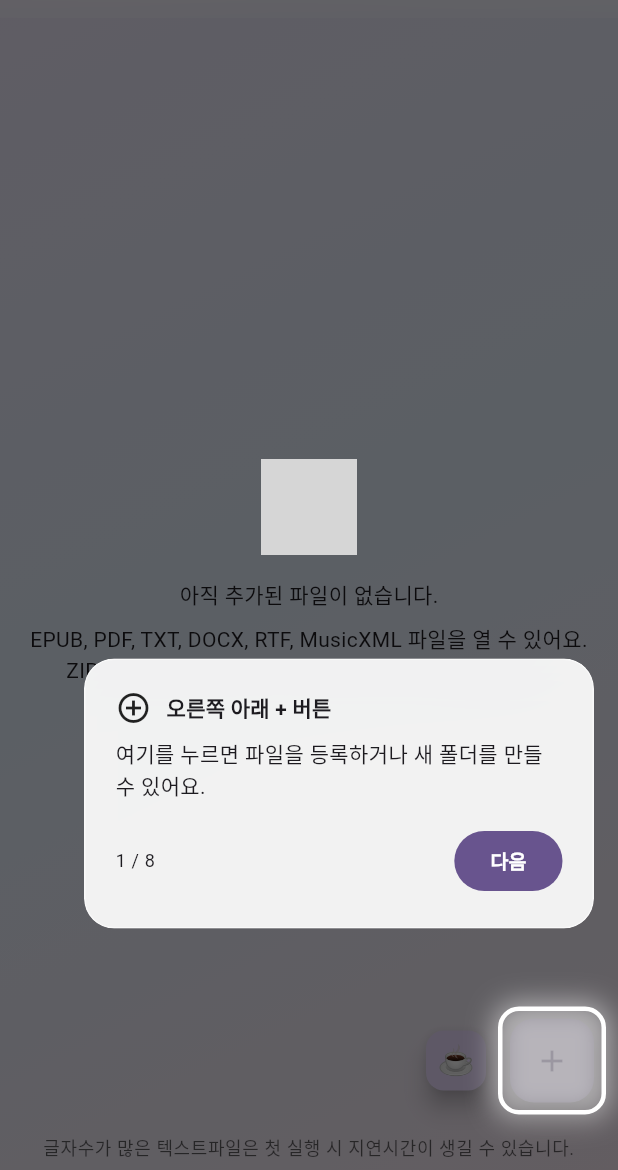
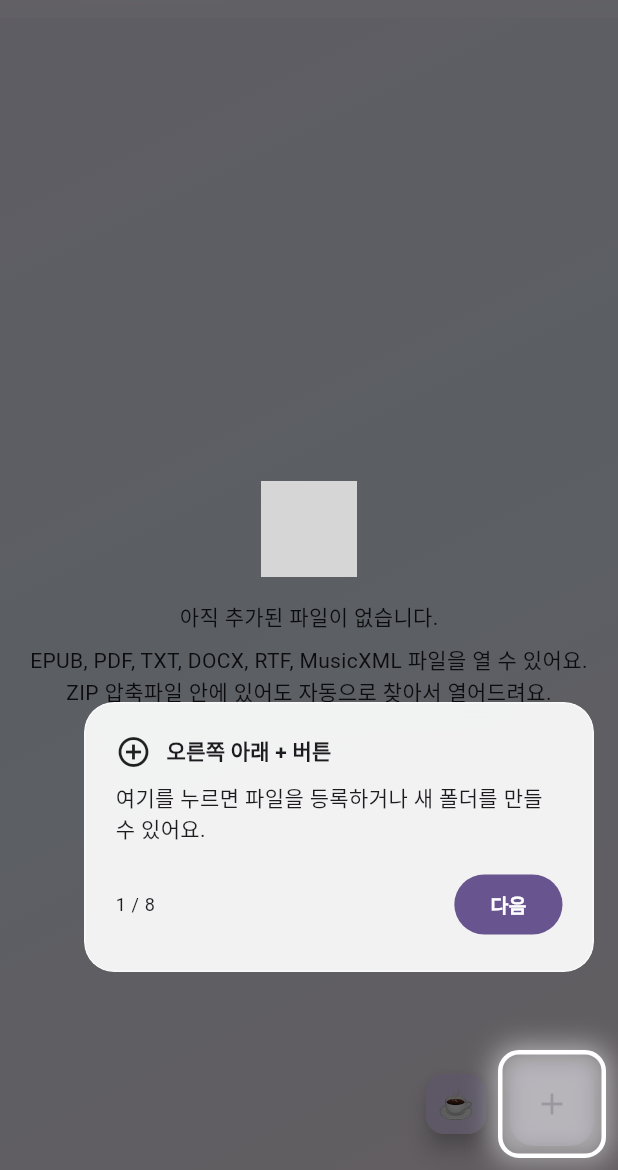
Before and after one commit to elldia/Moon_Atelier, a Flutter app: the screen it shows after launch, on a phone screen of 412 x 824 dp, the part 66-1236 px from its top. Run offline on Flutter 3.47's test engine with Material 3 defaults, Android fonts, the phone set to English and light mode, and no system bars; our stand-ins replace file_picker, flutter_markdown_plus, flutter_tts, google_fonts, hive_flutter, photo_view and 6 more; missing offline and left inert: cp949_codec, dart:js_interop, dart:ui_web, epub_view, file_picker_web, pdfrx; accounts and stored records are empty; network calls fail; grey boxes are pictures that could not be loaded.

Commit message:
Remove the bottom debug-status bar from the library screen
That was a temporary on-screen diagnostic for a mobile "add file" hang
report (no console access on the reporter's device) -- drops the
_debugStatus notifier, every step-progress line writing to it, the
bottomNavigationBar that displayed it, and the now-unused
large_file_delay_hint string it fell back to when idle.

Co-Authored-By: Claude Sonnet 5 <noreply@anthropic.com>
Claude-Session: https://claude.ai/code/session_018bHF3AVc7okXU2wRmsragT

```diff
--- a/lib/l10n/strings.dart
+++ b/lib/l10n/strings.dart
@@ -188,12 +188,6 @@ const _dict = <String, List<String>>{
   ],
   'file_count': ['{n}개 파일', '{n} files', '{n}個のファイル', '{n}个文件'],
   'delete_folder': ['폴더 삭제', 'Delete folder', 'フォルダ削除', '删除文件夹'],
-  'large_file_delay_hint': [
-    '글자수가 많은 텍스트파일은 첫 실행 시 지연시간이 생길 수 있습니다.',
-    'Very large text files may take a moment to load the first time.',
-    '文字数の多いテキストファイルは初回読み込みに時間がかかることがあります。',
-    '字数较多的文本文件首次打开时可能需要一些加载时间。',
-  ],
   'rename': ['이름 바꾸기', 'Rename', '名前を変更', '重命名'],
   'file_name_hint': ['파일 이름', 'File name', 'ファイル名', '文件名'],
   'show_format_icon_title': [
--- a/lib/screens/library_screen.dart
+++ b/lib/screens/library_screen.dart
@@ -68,11 +68,6 @@ class _LibraryScreenState extends State<LibraryScreen> {
   final Set<String> _selectedBookIds = {};
   final Set<String> _selectedFolderIds = {};
 
-  // Temporary on-screen diagnostic for the mobile "add file" hang report —
-  // shows exactly which step of the pick/read/save pipeline is in progress
-  // or failed, since we have no console access on the reporter's device.
-  final ValueNotifier<String> _debugStatus = ValueNotifier('');
-
   // Anchors the onboarding overlay's spotlight to each button's real
   // on-screen position.
   final _addKey = GlobalKey();
@@ -140,7 +135,6 @@ class _LibraryScreenState extends State<LibraryScreen> {
   @override
   void dispose() {
     _searchController.dispose();
-    _debugStatus.dispose();
     super.dispose();
   }
 
@@ -155,7 +149,6 @@ class _LibraryScreenState extends State<LibraryScreen> {
 
   Future<void> _pickBook() async {
     setState(() => _isPicking = true);
-    _debugStatus.value = '1) 파일 선택창 여는 중...';
     try {
       // pickFileWithWatchdog keeps file_picker's own blur-triggered
       // auto-cancel disabled (its hardcoded 500ms grace period was too
@@ -183,10 +176,8 @@ class _LibraryScreenState extends State<LibraryScreen> {
             onTimeout: () => throw TimeoutException('file picker'),
           );
       if (file == null) {
-        _debugStatus.value = '(취소됨: 파일을 선택하지 않음)';
         return;
       }
-      _debugStatus.value = '2) 선택됨: ${file.name} — 읽는 중...';
 
       final bytes = await file.readAsBytes().timeout(
         const Duration(seconds: 20),
@@ -198,14 +189,12 @@ class _LibraryScreenState extends State<LibraryScreen> {
         bytes: bytes,
         extension: file.extension,
       );
-    } on TimeoutException catch (e) {
+    } on TimeoutException {
       if (!mounted) return;
-      _debugStatus.value = '(실패: 시간 초과 — $e)';
       ScaffoldMessenger.of(context)
           .showSnackBar(SnackBar(content: Text(tr('pick_timeout'))));
     } catch (e) {
       if (!mounted) return;
-      _debugStatus.value = '(실패: $e)';
       ScaffoldMessenger.of(context).showSnackBar(
         SnackBar(content: Text(tr('save_failed', {'error': '$e'}))),
       );
@@ -222,7 +211,6 @@ class _LibraryScreenState extends State<LibraryScreen> {
       return;
     }
     setState(() => _isPicking = true);
-    _debugStatus.value = '1) Dropbox 선택창 여는 중...';
     try {
       final picked =
           await chooseDropboxFile(
@@ -241,10 +229,8 @@ class _LibraryScreenState extends State<LibraryScreen> {
             onTimeout: () => throw TimeoutException('Dropbox chooser'),
           );
       if (picked == null) {
-        _debugStatus.value = '(취소됨: 파일을 선택하지 않음)';
         return;
       }
-      _debugStatus.value = '2) 선택됨: ${picked.name} — 다운로드 중...';
 
       final response = await http
           .get(Uri.parse(picked.link))
@@ -265,14 +251,12 @@ class _LibraryScreenState extends State<LibraryScreen> {
         bytes: response.bodyBytes,
         extension: extension,
       );
-    } on TimeoutException catch (e) {
+    } on TimeoutException {
       if (!mounted) return;
-      _debugStatus.value = '(실패: 시간 초과 — $e)';
       ScaffoldMessenger.of(context)
           .showSnackBar(SnackBar(content: Text(tr('pick_timeout'))));
     } catch (e) {
       if (!mounted) return;
-      _debugStatus.value = '(실패: $e)';
       ScaffoldMessenger.of(context).showSnackBar(
         SnackBar(content: Text(tr('save_failed', {'error': '$e'}))),
       );
@@ -289,7 +273,6 @@ class _LibraryScreenState extends State<LibraryScreen> {
       return;
     }
     setState(() => _isPicking = true);
-    _debugStatus.value = '1) OneDrive 선택창 여는 중...';
     try {
       final picked =
           await chooseOneDriveFile(
@@ -300,10 +283,8 @@ class _LibraryScreenState extends State<LibraryScreen> {
             onTimeout: () => throw TimeoutException('OneDrive picker'),
           );
       if (picked == null) {
-        _debugStatus.value = '(취소됨: 파일을 선택하지 않음)';
         return;
       }
-      _debugStatus.value = '2) 선택됨: ${picked.name} — 다운로드 중...';
 
       final response = await http
           .get(Uri.parse(picked.downloadUrl))
@@ -325,14 +306,12 @@ class _LibraryScreenState extends State<LibraryScreen> {
         bytes: response.bodyBytes,
         extension: extension,
       );
-    } on TimeoutException catch (e) {
+    } on TimeoutException {
       if (!mounted) return;
-      _debugStatus.value = '(실패: 시간 초과 — $e)';
       ScaffoldMessenger.of(context)
           .showSnackBar(SnackBar(content: Text(tr('pick_timeout'))));
     } catch (e) {
       if (!mounted) return;
-      _debugStatus.value = '(실패: $e)';
       ScaffoldMessenger.of(context).showSnackBar(
         SnackBar(content: Text(tr('save_failed', {'error': '$e'}))),
       );
@@ -343,8 +322,8 @@ class _LibraryScreenState extends State<LibraryScreen> {
 
   /// Shared tail end of local-file, Dropbox and OneDrive picking: resolve a
   /// format from the extension (falling back to peeking inside a .zip),
-  /// then save and open the book. Assumes [_debugStatus]/[_isPicking] are
-  /// already being managed by the caller.
+  /// then save and open the book. Assumes [_isPicking] is already being
+  /// managed by the caller.
   Future<void> _registerPickedBytes({
     required String name,
     required Uint8List bytes,
@@ -354,7 +333,6 @@ class _LibraryScreenState extends State<LibraryScreen> {
     var format = Book.formatFromExtension(extension);
     var resolvedBytes = bytes;
     if (format == null && extension?.toLowerCase() == 'zip') {
-      _debugStatus.value = '2.5) ZIP 안에서 지원 형식 찾는 중...';
       final found = findSupportedFileInZip(bytes);
       if (found != null) {
         resolvedName = found.name;
@@ -365,20 +343,17 @@ class _LibraryScreenState extends State<LibraryScreen> {
 
     if (format == null) {
       if (!mounted) return;
-      _debugStatus.value = '(실패: 지원하지 않는 형식)';
       ScaffoldMessenger.of(context)
           .showSnackBar(SnackBar(content: Text(tr('unsupported_format'))));
       return;
     }
 
-    _debugStatus.value = '4) ${resolvedBytes.length}바이트 — 저장소에 저장 중...';
     await _addBook(
       name: resolvedName,
       format: format,
       bytes: resolvedBytes,
       open: true,
     );
-    _debugStatus.value = '5) 저장 완료, 리더 화면으로 이동함';
   }
 
   Future<void> _addFromClipboard() async {
@@ -563,7 +538,6 @@ class _LibraryScreenState extends State<LibraryScreen> {
   }
 
   Future<void> _showAddMenu() async {
-    _debugStatus.value = '0) + 버튼 눌림';
     final action = await showModalBottomSheet<String>(
       context: context,
       showDragHandle: true,
@@ -604,20 +578,16 @@ class _LibraryScreenState extends State<LibraryScreen> {
       // dialog's own onTap (see file_source_dialog.dart) rather than after
       // this awaited Future resolves, so the file chooser stays inside the
       // tap's transient activation on mobile browsers.
-      _debugStatus.value = '0.5) 파일 등록 선택됨 — 소스 선택창 여는 중';
       final source = await showFileSourceDialog(
         context,
         onPickLocal: () {
-          _debugStatus.value = '0.9) 내 컴퓨터에서 선택 눌림';
           unawaited(_pickBook());
         },
         onPickClipboard: () => unawaited(_addFromClipboard()),
         onPickDropbox: () {
-          _debugStatus.value = '0.9) Dropbox에서 선택 눌림';
           unawaited(_pickFromDropbox());
         },
         onPickOneDrive: () {
-          _debugStatus.value = '0.9) OneDrive에서 선택 눌림';
           unawaited(_pickFromOneDrive());
         },
       );
@@ -1387,24 +1357,6 @@ class _LibraryScreenState extends State<LibraryScreen> {
                     ),
                   ],
                 ),
-          bottomNavigationBar: SafeArea(
-            child: Padding(
-              padding: const EdgeInsets.symmetric(vertical: 6),
-              child: ValueListenableBuilder<String>(
-                valueListenable: _debugStatus,
-                builder: (context, status, _) => Text(
-                  status.isEmpty ? tr('large_file_delay_hint') : status,
-                  textAlign: TextAlign.center,
-                  style: Theme.of(context).textTheme.bodySmall?.copyWith(
-                    color: status.isEmpty
-                        ? Theme.of(context).hintColor
-                        : Theme.of(context).colorScheme.primary,
-                    fontWeight: status.isEmpty ? null : FontWeight.bold,
-                  ),
-                ),
-              ),
-            ),
-          ),
         );
       },
     );
```
